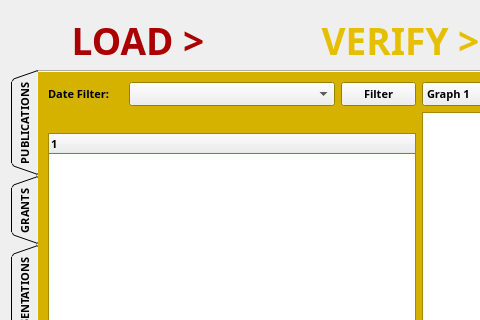
First picture: the form in Project Code/AppleProject/analyze_csv.ui, repository JRWu/DataAggregation, before the edit; both pictures show x 0 to 480 and y 0 to 320 of the 800 by 600 pixel window.
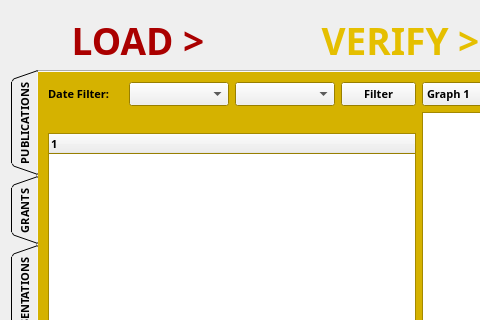
Second picture: the form after the edit. The open tabs and pages were chosen to show the change.

Patch:
```diff
--- a/Project Code/AppleProject/analyze_csv.ui
+++ b/Project Code/AppleProject/analyze_csv.ui
@@ -1118,10 +1118,20 @@
             </widget>
            </item>
            <item>
-            <widget class="QComboBox" name="comboBox"/>
+            <widget class="QComboBox" name="end_date4">
+             <property name="minimumSize">
+              <size>
+               <width>0</width>
+               <height>0</height>
+              </size>
+             </property>
+            </widget>
            </item>
            <item>
-            <widget class="QPushButton" name="date_filter_btn4">
+            <widget class="QComboBox" name="start_date4"/>
+           </item>
+           <item>
+            <widget class="QPushButton" name="filter_btn4">
              <property name="minimumSize">
               <size>
                <width>75</width>
```
Left out of the diff: 66 changed lines with no effect on the pictures.
